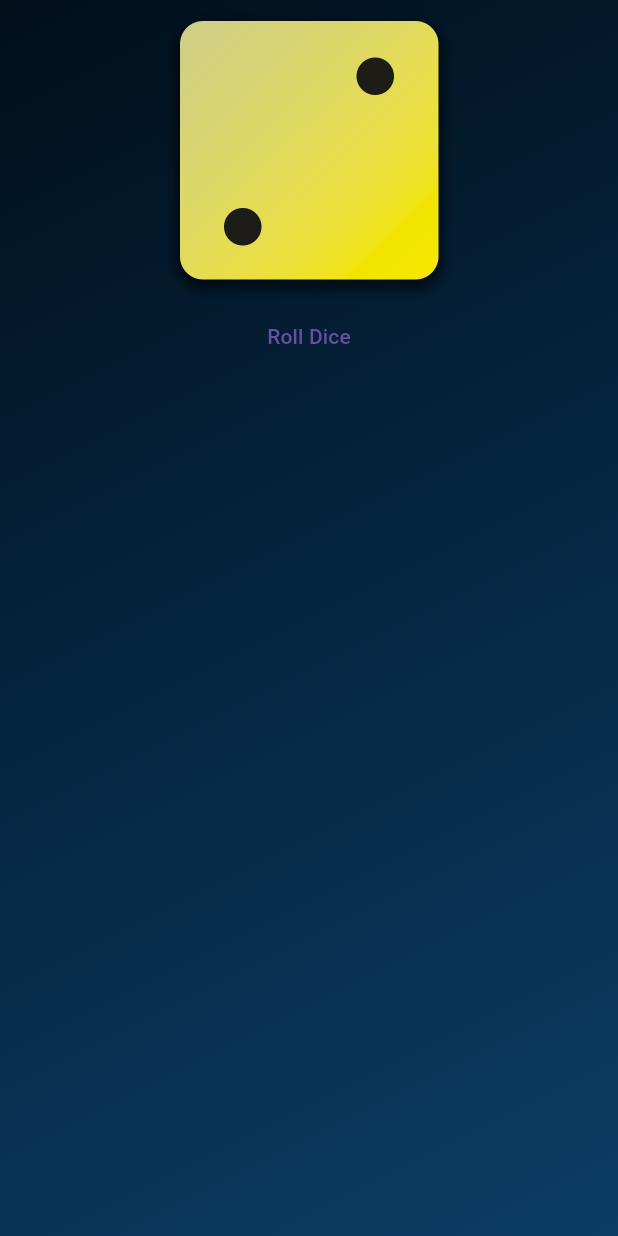
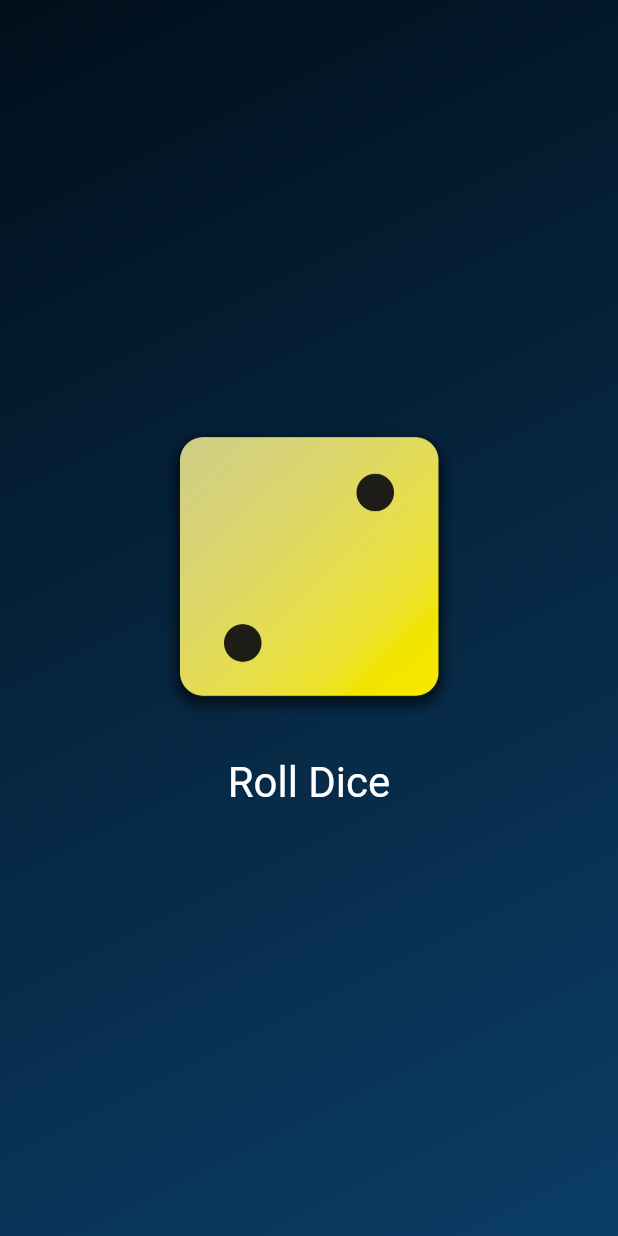
Before and after one commit to gunes1hakan/dice_rolling_game, a Flutter app: the screen it shows after launch, on a phone screen of 412 x 824 dp. Run offline on Flutter 3.47's test engine with Material 3 defaults, Android fonts, the phone set to English and light mode, and no system bars.

Commit message:
UI design has been fixed.
--The button and image were centered on the screen.
--The font of the text on the button has been adjusted.

```diff
--- a/lib/gradient_container.dart
+++ b/lib/gradient_container.dart
@@ -15,21 +15,30 @@ class GradientContainer extends StatelessWidget {
     return Container(
       decoration: BoxDecoration(
         gradient: LinearGradient(
-          colors: colors,                                             // 5
+          colors: colors,
           begin: startAlignment,
           end: endAlignment,
         ),
       ),
       child: Center(
         child: Column(
+          mainAxisSize: MainAxisSize.min,
           children: [
             Image.asset(
               "assets/images/dice-2.png",
               width: 200,
             ),
-            const TextButton(
+            SizedBox(height: 20),
+            TextButton(
               onPressed: rollDice,
-              child: Text("Roll Dice"),
+              style: TextButton.styleFrom(
+                //padding: const EdgeInsets.only(top: 20),
+                foregroundColor: Colors.white,
+                textStyle: const TextStyle(
+                  fontSize: 28,
+                ),
+              ),
+              child: const Text("Roll Dice"),
             ),
           ],
         ),
```
